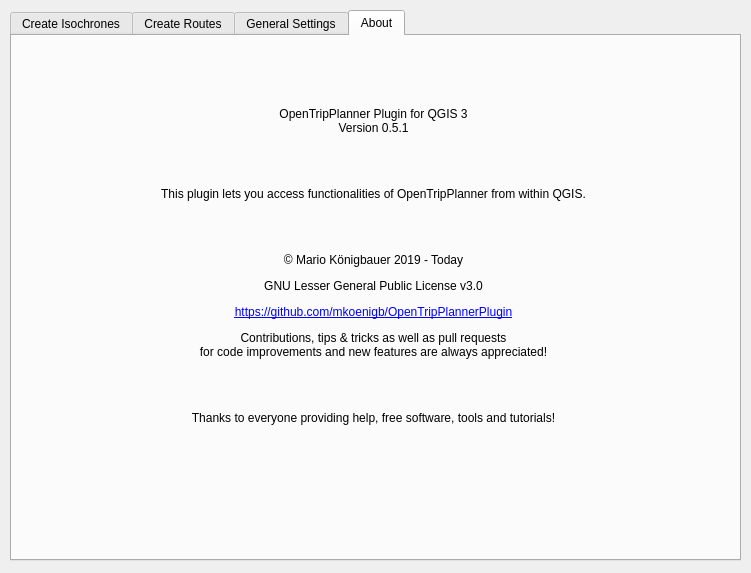
First picture: the form in otp_plugin_dialog_base.ui, repository mkoenigb/OpenTripPlannerPlugin, before the edit.
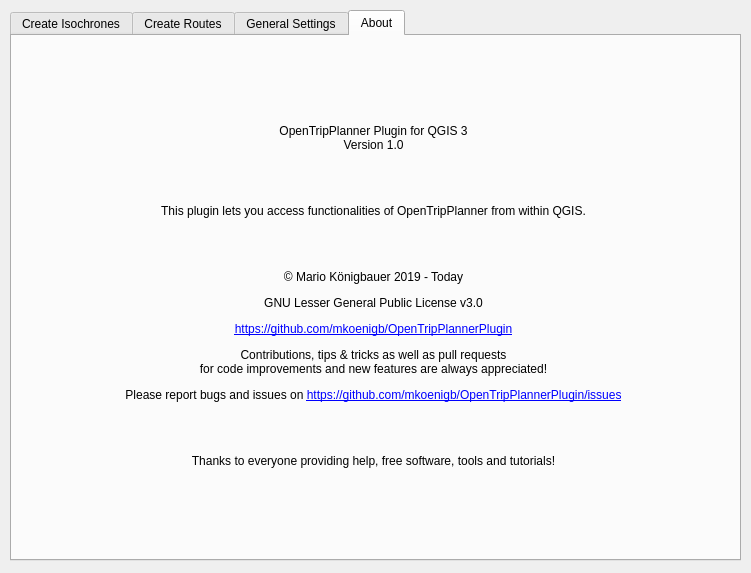
Second picture: the form after the edit. The open tabs and pages were chosen to show the change. Custom widgets are drawn as their Qt base class.

What changed in the file:
```diff
--- a/otp_plugin_dialog_base.ui
+++ b/otp_plugin_dialog_base.ui
@@ -2342,13 +2342,13 @@
      <property name="geometry">
       <rect>
        <x>16</x>
-       <y>70</y>
+       <y>10</y>
        <width>691</width>
-       <height>321</height>
+       <height>501</height>
       </rect>
      </property>
      <property name="text">
-      <string>&lt;html&gt;&lt;head/&gt;&lt;body&gt;&lt;p&gt;OpenTripPlanner Plugin for QGIS 3&lt;br/&gt;Version 0.5.1&lt;/p&gt;&lt;p&gt;&lt;br/&gt;&lt;/p&gt;&lt;p&gt;This plugin lets you access functionalities of OpenTripPlanner from within QGIS.&lt;/p&gt;&lt;p&gt;&lt;br/&gt;&lt;/p&gt;&lt;p&gt;© Mario Königbauer 2019 - Today&lt;/p&gt;&lt;p&gt;GNU Lesser General Public License v3.0&lt;/p&gt;&lt;p&gt;&lt;a href=&quot;https://github.com/mkoenigb/OpenTripPlannerPlugin&quot;&gt;&lt;span style=&quot; text-decoration: underline; color:#0000ff;&quot;&gt;https://github.com/mkoenigb/OpenTripPlannerPlugin&lt;/span&gt;&lt;/a&gt;&lt;/p&gt;&lt;p&gt;Contributions, tips &amp;amp; tricks as well as pull requests &lt;br/&gt;for code improvements and new features are always appreciated!&lt;/p&gt;&lt;p&gt;&lt;br/&gt;&lt;/p&gt;&lt;p&gt;Thanks to everyone providing help, free software, tools and tutorials!&lt;/p&gt;&lt;/body&gt;&lt;/html&gt;</string>
+      <string>&lt;html&gt;&lt;head/&gt;&lt;body&gt;&lt;p&gt;OpenTripPlanner Plugin for QGIS 3&lt;br/&gt;Version 1.0&lt;/p&gt;&lt;p&gt;&lt;br/&gt;&lt;/p&gt;&lt;p&gt;This plugin lets you access functionalities of OpenTripPlanner from within QGIS.&lt;/p&gt;&lt;p&gt;&lt;br/&gt;&lt;/p&gt;&lt;p&gt;© Mario Königbauer 2019 - Today&lt;/p&gt;&lt;p&gt;GNU Lesser General Public License v3.0&lt;/p&gt;&lt;p&gt;&lt;a href=&quot;https://github.com/mkoenigb/OpenTripPlannerPlugin&quot;&gt;&lt;span style=&quot; text-decoration: underline; color:#0000ff;&quot;&gt;https://github.com/mkoenigb/OpenTripPlannerPlugin&lt;/span&gt;&lt;/a&gt;&lt;/p&gt;&lt;p&gt;Contributions, tips &amp;amp; tricks as well as pull requests &lt;br/&gt;for code improvements and new features are always appreciated!&lt;/p&gt;&lt;p&gt;Please report bugs and issues on &lt;a href=&quot;https://github.com/mkoenigb/OpenTripPlannerPlugin/issues&quot;&gt;&lt;span style=&quot; text-decoration: underline; color:#0000ff;&quot;&gt;https://github.com/mkoenigb/OpenTripPlannerPlugin/issues&lt;/span&gt;&lt;/a&gt;&lt;/p&gt;&lt;p&gt;&lt;br/&gt;&lt;/p&gt;&lt;p&gt;Thanks to everyone providing help, free software, tools and tutorials!&lt;/p&gt;&lt;/body&gt;&lt;/html&gt;</string>
      </property>
      <property name="alignment">
       <set>Qt::AlignCenter</set>
```
Left out of the diff: 24 changed lines with no effect on the pictures.
